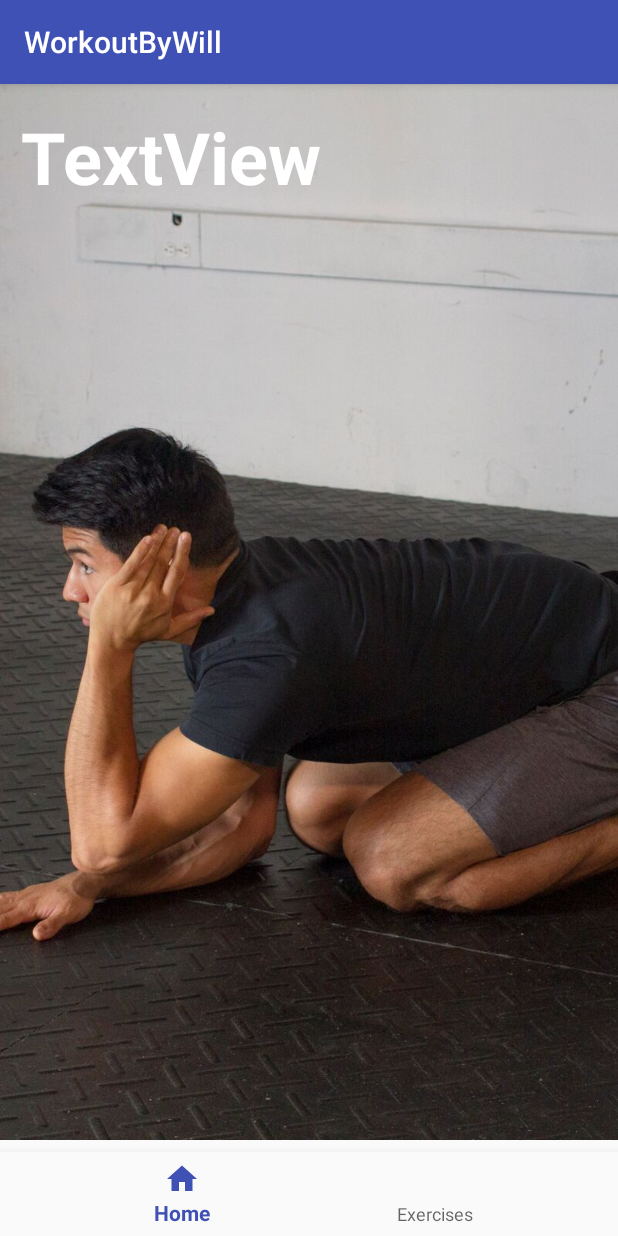
After one commit to alexnassif/WorkoutByWill-android, an Android app: the fragment ExerciseDetailFragment placed in its activity, on a phone screen of 412 x 824 dp. The commit adds this screen. Run offline under Robolectric (Android 15) with nearby library versions, the phone set to English and light mode, and no system bars.

Commit message:
exercise detail and viewpager

```diff
--- a/app/src/main/java/com/alexnassif/mobile/workoutbywill/Adapters/ExerciseAdapter.kt
+++ b/app/src/main/java/com/alexnassif/mobile/workoutbywill/Adapters/ExerciseAdapter.kt
@@ -36,6 +36,12 @@ class ExerciseAdapter(val context: Context, val exercises: MutableList<Exercise>
             val resourceId = context.resources.getIdentifier("placeholderpic", "drawable", context.packageName)
             exerciseName?.text = exercise.name
             exerciseImage?.setImageResource(resourceId)
+
+            itemView.setOnClickListener {
+                itemClick(exercise)
+            }
         }
+
+
     }
 }
--- /dev/null
+++ b/app/src/main/java/com/alexnassif/mobile/workoutbywill/Controller/ExerciseDetailFragment.kt
@@ -0,0 +1,98 @@
+package com.alexnassif.mobile.workoutbywill.Controller
+
+
+import android.os.Bundle
+import android.support.v4.app.Fragment
+import android.support.v4.app.FragmentManager
+import android.support.v4.app.FragmentStatePagerAdapter
+import android.support.v4.view.ViewPager
+import android.view.LayoutInflater
+import android.view.View
+import android.view.ViewGroup
+
+import com.alexnassif.mobile.workoutbywill.R
+import kotlinx.android.synthetic.main.fragment_exercise_detail.*
+
+
+/**
+ * A simple [Fragment] subclass.
+ * Use the [ExerciseDetailFragment.newInstance] factory method to
+ * create an instance of this fragment.
+ */
+class ExerciseDetailFragment : Fragment() {
+
+    // TODO: Rename and change types of parameters
+    private var mParam1: String? = null
+    private var mParam2: String? = null
+
+    private var pagerAdapter: ScreenSlidePagerAdapter? = null
+
+    override fun onCreate(savedInstanceState: Bundle?) {
+        super.onCreate(savedInstanceState)
+        if (arguments != null) {
+            mParam1 = arguments.getString(ARG_PARAM1)
+            mParam2 = arguments.getString(ARG_PARAM2)
+        }
+    }
+
+    override fun onActivityCreated(savedInstanceState: Bundle?) {
+        super.onActivityCreated(savedInstanceState)
+
+        pagerAdapter = ScreenSlidePagerAdapter(childFragmentManager)
+        viewPager.adapter = pagerAdapter
+        viewPager.addOnPageChangeListener(object : ViewPager.OnPageChangeListener {
+
+            override fun onPageScrollStateChanged(state: Int) {
+            }
+
+            override fun onPageScrolled(position: Int, positionOffset: Float, positionOffsetPixels: Int) {
+
+            }
+            override fun onPageSelected(position: Int) {
+            }
+
+        })
+    }
+
+    override fun onCreateView(inflater: LayoutInflater?, container: ViewGroup?,
+                              savedInstanceState: Bundle?): View? {
+        // Inflate the layout for this fragment
+        return inflater!!.inflate(R.layout.fragment_exercise_detail, container, false)
+    }
+
+    companion object {
+        // TODO: Rename parameter arguments, choose names that match
+        // the fragment initialization parameters, e.g. ARG_ITEM_NUMBER
+        private val ARG_PARAM1 = "param1"
+        private val ARG_PARAM2 = "param2"
+        private val NUM_PAGES = 2
+        /**
+         * Use this factory method to create a new instance of
+         * this fragment using the provided parameters.
+         *
+         * @param param1 Parameter 1.
+         * @param param2 Parameter 2.
+         * @return A new instance of fragment ExerciseDetailFragment.
+         */
+        // TODO: Rename and change types and number of parameters
+        fun newInstance(param1: String, param2: String): ExerciseDetailFragment {
+            val fragment = ExerciseDetailFragment()
+            val args = Bundle()
+            args.putString(ARG_PARAM1, param1)
+            args.putString(ARG_PARAM2, param2)
+            fragment.arguments = args
+            return fragment
+        }
+    }
+
+    private inner class ScreenSlidePagerAdapter(fm: FragmentManager?) : FragmentStatePagerAdapter(fm) {
+        override fun getItem(position: Int): Fragment {
+            return ImageFragment.newInstance(position)
+        }
+
+        override fun getCount(): Int {
+            return NUM_PAGES//To change body of created functions use File | Settings | File Templates.
+        }
+    }
+
+}// Required empty public constructor
--- a/app/src/main/java/com/alexnassif/mobile/workoutbywill/Controller/ExerciseTypeFragment.kt
+++ b/app/src/main/java/com/alexnassif/mobile/workoutbywill/Controller/ExerciseTypeFragment.kt
@@ -46,7 +46,14 @@ class ExerciseTypeFragment : Fragment() {
 
             var gridLayoutManager = GridLayoutManager(context, 2)
             exerciseRecyclerView.layoutManager = gridLayoutManager
-            adapter = ExerciseAdapter(context, ex){
+            adapter = ExerciseAdapter(context, ex){exType ->
+                var fragment = ExerciseDetailFragment.newInstance("hello", "hello2")
+
+                fragmentManager
+                        .beginTransaction()
+                        .replace(R.id.content_frame, fragment, fragment.javaClass.getSimpleName())
+                        .addToBackStack(fragment.javaClass.getSimpleName())
+                        .commit()
 
             }
             exerciseRecyclerView.adapter = adapter
--- /dev/null
+++ b/app/src/main/java/com/alexnassif/mobile/workoutbywill/Controller/ImageFragment.kt
@@ -0,0 +1,52 @@
+package com.alexnassif.mobile.workoutbywill.Controller
+
+
+import android.os.Bundle
+import android.support.v4.app.Fragment
+import android.view.LayoutInflater
+import android.view.View
+import android.view.ViewGroup
+
+import com.alexnassif.mobile.workoutbywill.R
+
+
+/**
+ * A simple [Fragment] subclass.
+ * Use the [ImageFragment.newInstance] factory method to
+ * create an instance of this fragment.
+ */
+class ImageFragment : Fragment() {
+
+    private var mPageNumber: Int? = null
+    override fun onCreate(savedInstanceState: Bundle?) {
+        super.onCreate(savedInstanceState)
+        if (arguments != null) {
+            mPageNumber = arguments.getInt(arg_pageNumber)
+        }
+    }
+
+    override fun onCreateView(inflater: LayoutInflater?, container: ViewGroup?,
+                              savedInstanceState: Bundle?): View? {
+        // Inflate the layout for this fragment
+
+        val rootView = inflater!!.inflate(R.layout.fragment_image, container, false)
+
+        return rootView
+    }
+
+    public fun getPageNumber(): Int? {
+        return mPageNumber
+    }
+
+    companion object {
+        private val arg_pageNumber = "pagenumber"
+        fun newInstance(pageNumber: Int): ImageFragment {
+            val fragment = ImageFragment()
+            val args = Bundle()
+            args.putInt(arg_pageNumber, pageNumber)
+            fragment.arguments = args
+            return fragment
+        }
+    }
+
+}// Required empty public constructor
--- /dev/null
+++ b/app/src/main/res/layout/fragment_exercise_detail.xml
@@ -0,0 +1,13 @@
+<FrameLayout xmlns:android="http://schemas.android.com/apk/res/android"
+    xmlns:tools="http://schemas.android.com/tools"
+    android:layout_width="match_parent"
+    android:layout_height="match_parent"
+    tools:context="com.alexnassif.mobile.workoutbywill.Controller.ExerciseDetailFragment">
+
+    <!-- TODO: Update blank fragment layout -->
+
+    <android.support.v4.view.ViewPager
+        android:id="@+id/viewPager"
+        android:layout_width="match_parent"
+        android:layout_height="match_parent" />
+</FrameLayout>
--- /dev/null
+++ b/app/src/main/res/layout/fragment_image.xml
@@ -0,0 +1,37 @@
+<android.support.constraint.ConstraintLayout xmlns:android="http://schemas.android.com/apk/res/android"
+    xmlns:app="http://schemas.android.com/apk/res-auto"
+    xmlns:tools="http://schemas.android.com/tools"
+    android:id="@+id/frameLayout"
+    android:layout_width="match_parent"
+    android:layout_height="match_parent"
+    tools:context="com.alexnassif.mobile.workoutbywill.Controller.ImageFragment">
+
+
+    <ImageView
+        android:id="@+id/beforeAfterImageView"
+        android:layout_width="0dp"
+        android:layout_height="0dp"
+        android:scaleType="centerCrop"
+        android:src="@drawable/placeholderpic"
+        app:layout_constraintBottom_toBottomOf="parent"
+        app:layout_constraintEnd_toEndOf="parent"
+        app:layout_constraintStart_toStartOf="parent"
+        app:layout_constraintTop_toTopOf="parent" />
+
+    <TextView
+        android:id="@+id/beforeAfterTextView"
+        android:layout_width="wrap_content"
+        android:layout_height="wrap_content"
+        android:layout_marginEnd="8dp"
+        android:layout_marginStart="8dp"
+        android:layout_marginTop="16dp"
+        android:text="TextView"
+        android:textAppearance="@style/TextAppearance.AppCompat.Large"
+        android:textColor="@android:color/background_light"
+        android:textSize="48sp"
+        android:textStyle="bold"
+        app:layout_constraintEnd_toEndOf="parent"
+        app:layout_constraintHorizontal_bias="0.031"
+        app:layout_constraintStart_toStartOf="parent"
+        app:layout_constraintTop_toTopOf="parent" />
+</android.support.constraint.ConstraintLayout>
```
